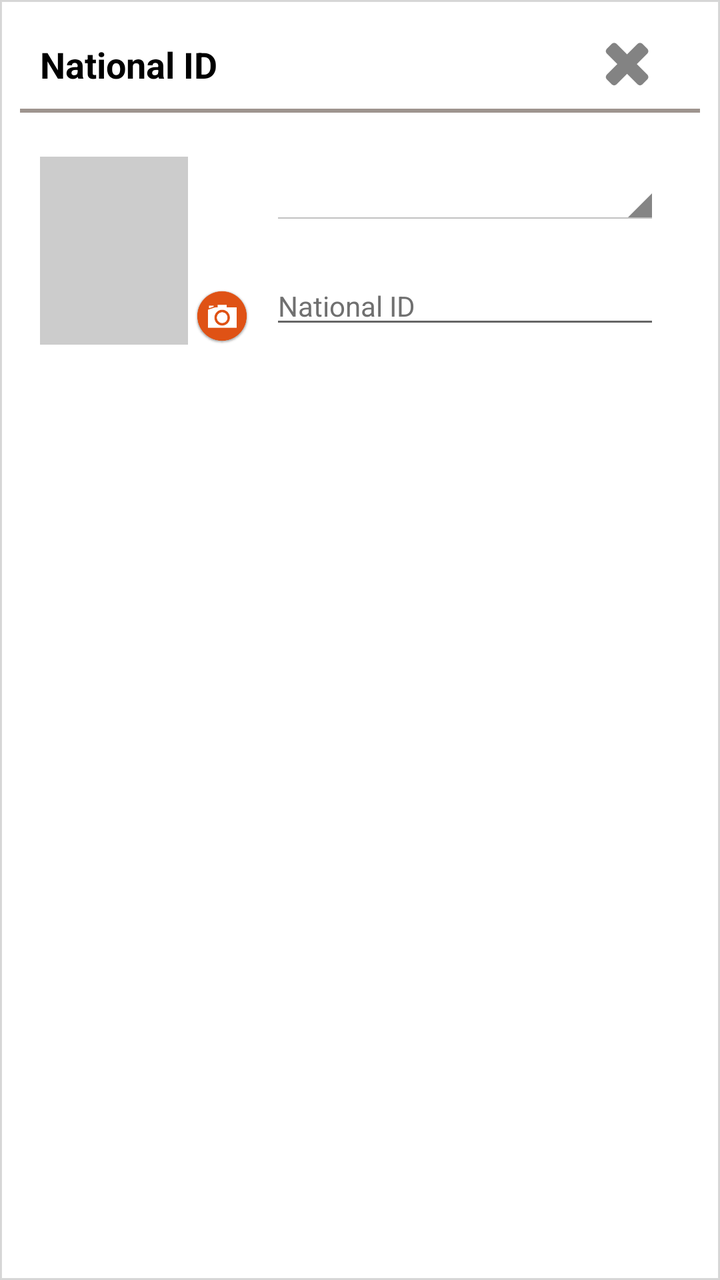
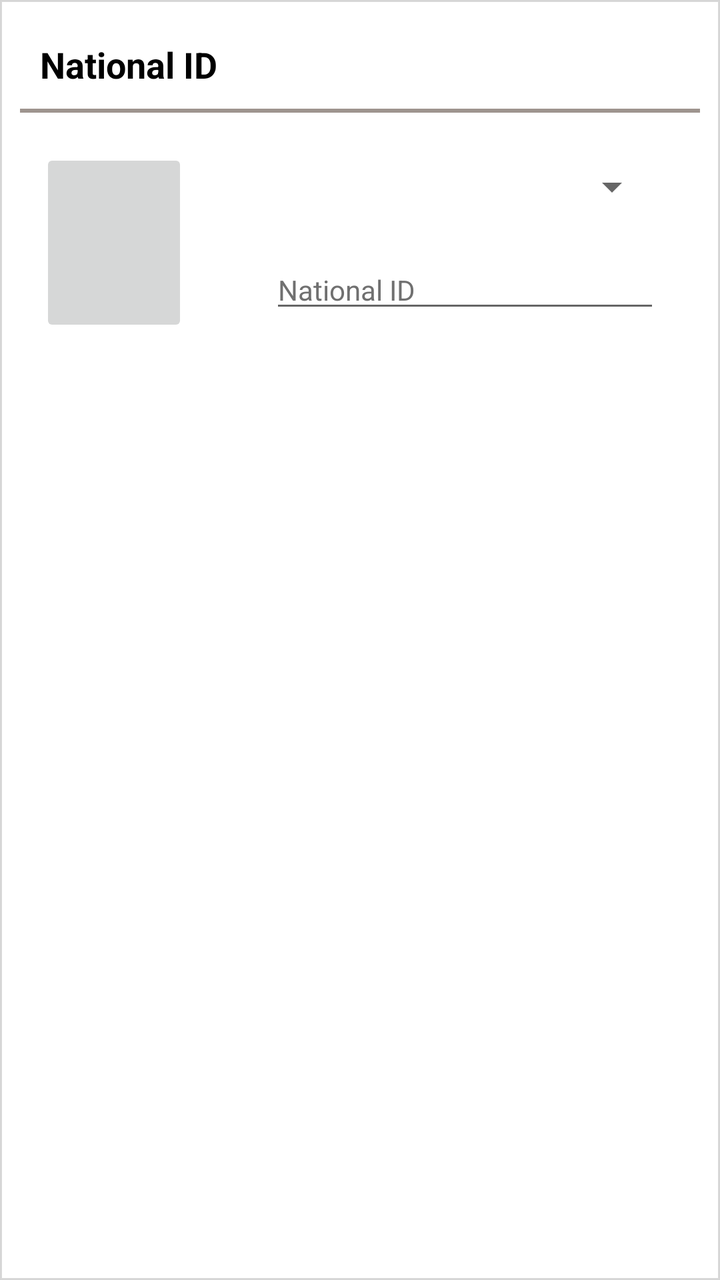

Screens rendered from an Android XML layout before and after an edit, with the pre-edit source and the edit as a unified diff.
<!-- AndroidManifest.xml: application theme AppCompactTheme -->
<!-- res/layout/dialog_nationalid.xml -->
<?xml version="1.0" encoding="utf-8"?>
<LinearLayout xmlns:android="http://schemas.android.com/apk/res/android"
    xmlns:tools="http://schemas.android.com/tools"
    android:layout_width="match_parent"
    android:orientation="vertical"
    android:weightSum="1"
    android:gravity="center"
    android:background="@drawable/border_white_background"
    android:padding="@dimen/margin_10"
    android:layout_height="wrap_content"
    tools:context=".AddFarmerActivity">

    <LinearLayout xmlns:android="http://schemas.android.com/apk/res/android"
        android:id="@+id/ll_title"
        android:layout_width="match_parent"
        android:layout_height="wrap_content"
        android:layout_marginLeft="5dp"
        android:layout_marginRight="5dp"
        android:gravity="center"
        android:weightSum="10"
        android:background="@color/white"
        android:orientation="horizontal">

        <TextView
            android:id="@+id/tv_title_matchresult_dialog"
            android:layout_width="wrap_content"
            android:layout_height="wrap_content"
            android:layout_marginTop="5dp"
            android:layout_marginBottom="5dp"
            android:textColor="@color/black"
            android:padding="5dp"
            android:text="National ID"
            android:layout_weight="9"
            android:textAppearance="?android:textAppearanceMedium"
            android:textStyle="bold" />

        <ImageView
            android:layout_width="wrap_content"
            android:src="@drawable/ic_consent_close"
            android:layout_alignTop="@+id/signature_pad"
            android:id="@+id/btn_cancel_nid"
            android:padding="10dp"
            android:layout_weight="1"
            android:gravity="right|end"
            android:layout_height="wrap_content" />
    </LinearLayout>

    <View
        android:id="@+id/view"
        android:layout_width="match_parent"
        android:layout_height="2dp"
        android:layout_below="@+id/ll_title"
        android:background="@drawable/border_grey_bg"/>
    <LinearLayout
        android:orientation="horizontal"
        android:layout_width="match_parent"
        android:layout_height="match_parent"
        android:weightSum="13"
        android:layout_margin="@dimen/margin_10">



        <LinearLayout
            android:id="@+id/ll_nidview"
            android:layout_width="0dp"
            android:layout_height="wrap_content"
            android:layout_weight="13"
            android:layout_marginTop="5dp"
            android:orientation="horizontal">

            <LinearLayout
                android:layout_width="match_parent"
                android:layout_height="wrap_content"
                android:layout_weight="10.8"
                android:orientation="horizontal"
                android:gravity="center">



                <LinearLayout
                    android:id="@+id/ll_capturephoto"
                    android:layout_width="105dp"
                    android:layout_height="wrap_content"
                    android:orientation="vertical">


                    <LinearLayout

                        android:layout_width="wrap_content"
                        android:layout_height="wrap_content"
                        android:orientation="horizontal">

                        <ImageButton
                            android:id="@+id/nationalidphoto"
                            android:layout_width="74dp"
                            android:tooltipText="@string/captureid"
                            android:src="@drawable/ic_capture_id_defaulr"
                            android:layout_height="94dp"/>

                        <LinearLayout
                            android:layout_width="wrap_content"
                            android:layout_height="match_parent"
                            android:gravity="bottom|end">
                            <ImageButton
                                android:layout_width="@dimen/button_width_height"
                                android:layout_height="@dimen/button_width_height"
                                android:id="@+id/nidphotoActionButton"
                                android:contentDescription="@string/Camera"
                                android:src="@drawable/ic_actionbutton_camera"
                                android:layout_marginLeft="5dp"
                                android:adjustViewBounds="false"
                                android:background="@android:color/transparent"
                                android:scaleType="fitXY" />
                        </LinearLayout>
                    </LinearLayout>


                </LinearLayout>

                <LinearLayout
                    android:orientation="vertical"
                    android:layout_width="0dp"
                    android:layout_height="wrap_content"
                    android:layout_weight="3"
                    >


                    <Spinner
                        android:layout_width="match_parent"
                        android:layout_height="wrap_content"
                        android:id="@+id/idtypespinner"
                        android:hint="@string/idtype"
                        android:layout_weight="1"
                        android:theme="@style/AppCompactTheme"
                        android:layout_margin="@dimen/ofis_input_field_bottom_margin" />

                    <EditText
                        android:layout_width="match_parent"
                        android:layout_height="wrap_content"
                        android:inputType="textCapWords"
                        android:id="@+id/nidnumber"
                        android:textSize="@dimen/ofis_input_field_text"
                        android:textColorHint="@color/gray"
                        android:textColor="@color/black"
                        android:hint="@string/nationalidno"
                        android:layout_margin="@dimen/ofis_input_field_bottom_margin"/>

                </LinearLayout>


            </LinearLayout>

        </LinearLayout>


    </LinearLayout>

    <Button
        android:layout_width="wrap_content"
        android:layout_height="wrap_content"
        android:text="@string/add"
        android:id="@+id/addnid"
        android:background="@color/ofis_action_button_background"
        android:textColor="@color/ofis_base_font_white"
        android:textSize="@dimen/ofis_med_text"
        android:padding="15dp"
        android:layout_gravity="center" />

</LinearLayout>
<!-- resources referenced by this layout -->
<resources>
  <color name="black">#000000</color>
  <color name="gray">#707070</color>
  <color name="ofis_action_button_background">#dc582a</color>
  <color name="ofis_base_font_white">#ffffff</color>
  <color name="white">#FFFFFF</color>
  <dimen name="button_width_height">28dp</dimen>
  <dimen name="margin_10">10dp</dimen>
  <dimen name="ofis_input_field_bottom_margin">10dp</dimen>
  <dimen name="ofis_input_field_text">14sp</dimen>
  <dimen name="ofis_med_text">15sp</dimen>
  <!-- drawable border_grey_bg (drawable) -->
  <?xml version="1.0" encoding="utf-8"?>
  <shape xmlns:android="http://schemas.android.com/apk/res/android" android:shape="rectangle">
      <solid android:color="@color/ofis_base_font_white" />
      <stroke
          android:width="1dip"
          android:color="#9E948E" />
  </shape>
  <!-- drawable border_white_background (drawable) -->
  <?xml version="1.0" encoding="utf-8"?>
  <shape xmlns:android="http://schemas.android.com/apk/res/android" android:shape="rectangle">
      <solid android:color="@color/ofis_base_font_white" />
      <stroke
          android:width="1dip"
          android:color="@color/ofis_input_field_separator" />
  </shape>
  <!-- drawable ic_actionbutton_camera: png bitmap (drawable-hdpi, 5322 bytes) -->
  <!-- drawable ic_capture_id_defaulr (drawable) -->
  <vector xmlns:android="http://schemas.android.com/apk/res/android"
      android:width="118dp"
      android:height="137dp"
      android:viewportWidth="118"
      android:viewportHeight="137">
    <path
        android:pathData="M9,6L109,6L109,125L9,125Z"
        android:fillColor="#ccc"/>
  </vector>
  <!-- drawable ic_consent_close: png bitmap (drawable-hdpi, 1417 bytes) -->
  <string name="Camera">Camera</string>
  <string name="add">Add</string>
  <string name="captureid">Capture ID</string>
  <string name="idtype">ID Type</string>
  <string name="nationalidno">National ID</string>
  <style name="AppCompactTheme" parent="Theme.AppCompat.Light">
          
          <item name="android:spinnerStyle">@android:style/Widget.Holo.Light.Spinner</item>
          <item name="android:spinnerItemStyle">@style/SpinnerItem</item>
          <item name="android:spinnerDropDownItemStyle">@style/SpinnerItem.DropDownItem</item>
          <item name="android:dropDownListViewStyle">@style/StandardSpinner</item>
          <item name="android:actionBarStyle">@style/AppTheme.ActionBarStyle</item>
      </style>
  <color name="ofis_input_field_separator">#26000000</color>
  <style name="SpinnerItem" parent="Widget.AppCompat.TextView.SpinnerItem">
          <item name="android:textColor">@color/ofis_base_font_white</item>
          <item name="android:textSize">@dimen/ofis_spinner_text</item>
      </style>
  <style name="SpinnerItem.DropDownItem" parent="Widget.AppCompat.Light.DropDownItem.Spinner">
          <item name="android:textColor">@color/ofis_text_field</item>
          <item name="android:background">@color/ofis_spinner_item_background</item>
      </style>
  <style name="StandardSpinner" parent="Widget.AppCompat.ListView.DropDown">
          <item name="android:dividerHeight">@dimen/ofis_spinner_itemseparator</item>
          <item name="android:divider">@color/ofis_spinner_divider</item>
      </style>
  <style name="AppTheme.ActionBarStyle" parent="Theme.AppCompat.Light">
          <item name="android:titleTextStyle">@style/AppTheme.ActionBar.TitleTextStyle</item>
      </style>
  <dimen name="ofis_spinner_text">14sp</dimen>
  <color name="ofis_text_field">#DE000000</color>
  <color name="ofis_spinner_item_background">@color/ofis_actionbar_background</color>
  <dimen name="ofis_spinner_itemseparator">1dp</dimen>
  <color name="ofis_spinner_divider">#ff333333</color>
  <style name="AppTheme.ActionBar.TitleTextStyle" parent="android:TextAppearance">
          <item name="android:textSize">@dimen/ofis_med_text</item>
      </style>
  <color name="ofis_actionbar_background">#dddddd</color>
</resources>

<!-- the commit's change to res/layout/dialog_nationalid.xml (unified diff, before → after) -->
@@ -1,5 +1,6 @@
 <?xml version="1.0" encoding="utf-8"?>
 <LinearLayout xmlns:android="http://schemas.android.com/apk/res/android"
+    xmlns:app="http://schemas.android.com/apk/res-auto"
     xmlns:tools="http://schemas.android.com/tools"
     android:layout_width="match_parent"
     android:orientation="vertical"
@@ -36,7 +37,7 @@
 
         <ImageView
             android:layout_width="wrap_content"
-            android:src="@drawable/ic_consent_close"
+            app:srcCompat="@drawable/ic_consent_close"
             android:layout_alignTop="@+id/signature_pad"
             android:id="@+id/btn_cancel_nid"
             android:padding="10dp"
@@ -94,7 +95,7 @@
                             android:id="@+id/nationalidphoto"
                             android:layout_width="74dp"
                             android:tooltipText="@string/captureid"
-                            android:src="@drawable/ic_capture_id_defaulr"
+                            app:srcCompat="@drawable/ic_capture_id_defaulr"
                             android:layout_height="94dp"/>
 
                         <LinearLayout
@@ -106,7 +107,7 @@
                                 android:layout_height="@dimen/button_width_height"
                                 android:id="@+id/nidphotoActionButton"
                                 android:contentDescription="@string/Camera"
-                                android:src="@drawable/ic_actionbutton_camera"
+                                app:srcCompat="@drawable/ic_actionbutton_camera"
                                 android:layout_marginLeft="5dp"
                                 android:adjustViewBounds="false"
                                 android:background="@android:color/transparent"
<!-- resource entries referenced after the edit -->
@@ -45,11 +45,13 @@
   <string name="nationalidno">National ID</string>
   <style name="AppCompactTheme" parent="Theme.AppCompat.Light">
           
-          <item name="android:spinnerStyle">@android:style/Widget.Holo.Light.Spinner</item>
+          <item name="spinnerStyle">@android:style/Widget.Holo.Light.Spinner</item>
           <item name="android:spinnerItemStyle">@style/SpinnerItem</item>
-          <item name="android:spinnerDropDownItemStyle">@style/SpinnerItem.DropDownItem</item>
-          <item name="android:dropDownListViewStyle">@style/StandardSpinner</item>
-          <item name="android:actionBarStyle">@style/AppTheme.ActionBarStyle</item>
+          <item name="spinnerDropDownItemStyle">@style/SpinnerItem.DropDownItem</item>
+          <item name="dropDownListViewStyle">@style/StandardSpinner</item>
+  
+          <item name="actionBarStyle">@style/AppTheme.ActionBarStyle</item>
+  
       </style>
   <color name="ofis_input_field_separator">#26000000</color>
   <style name="SpinnerItem" parent="Widget.AppCompat.TextView.SpinnerItem">
@@ -58,14 +60,14 @@
       </style>
   <style name="SpinnerItem.DropDownItem" parent="Widget.AppCompat.Light.DropDownItem.Spinner">
           <item name="android:textColor">@color/ofis_text_field</item>
-          <item name="android:background">@color/ofis_spinner_item_background</item>
+          <item name="background">@color/ofis_spinner_item_background</item>
       </style>
   <style name="StandardSpinner" parent="Widget.AppCompat.ListView.DropDown">
           <item name="android:dividerHeight">@dimen/ofis_spinner_itemseparator</item>
-          <item name="android:divider">@color/ofis_spinner_divider</item>
+          <item name="divider">@color/ofis_spinner_divider</item>
       </style>
   <style name="AppTheme.ActionBarStyle" parent="Theme.AppCompat.Light">
-          <item name="android:titleTextStyle">@style/AppTheme.ActionBar.TitleTextStyle</item>
+          <item name="titleTextStyle">@style/AppTheme.ActionBar.TitleTextStyle</item>
       </style>
   <dimen name="ofis_spinner_text">14sp</dimen>
   <color name="ofis_text_field">#DE000000</color>
@@ -73,8 +75,10 @@
   <dimen name="ofis_spinner_itemseparator">1dp</dimen>
   <color name="ofis_spinner_divider">#ff333333</color>
   <style name="AppTheme.ActionBar.TitleTextStyle" parent="android:TextAppearance">
-          <item name="android:textSize">@dimen/ofis_med_text</item>
+          <item name="android:textSize">@dimen/ofis_large_text</item>
+          <item name="android:textStyle">bold</item>
       </style>
   <color name="ofis_actionbar_background">#dddddd</color>
+  <dimen name="ofis_large_text">17sp</dimen>
 </resources>
 
